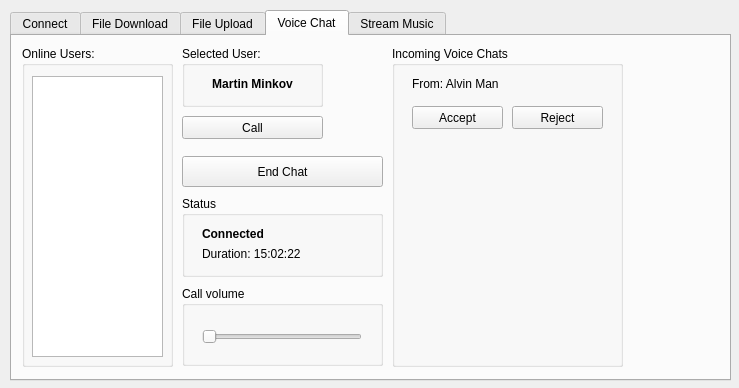
Before: the Qt Designer form Client/client.ui in MartinMinkov/Comm-Audio, drawn with Qt 5.
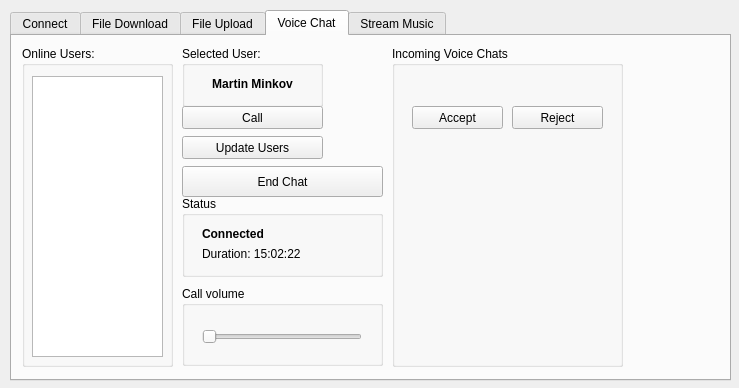
After: the same form once the commit is applied. The open tabs and pages were chosen to show the change.

Commit message: Fixed Voice chat thread creation to be done at application launch. Added updating user sending & updating GUI on vc connect

Diff of the .ui file:
```diff
--- a/Client/client.ui
+++ b/Client/client.ui
@@ -614,7 +614,7 @@
      <property name="geometry">
       <rect>
        <x>170</x>
-       <y>120</y>
+       <y>130</y>
        <width>201</width>
        <height>31</height>
       </rect>
@@ -751,7 +751,7 @@
        </rect>
       </property>
       <property name="text">
-       <string>From: Alvin Man</string>
+       <string/>
       </property>
      </widget>
      <widget class="QPushButton" name="pushButton_4">
@@ -785,7 +785,7 @@
      <property name="geometry">
       <rect>
        <x>170</x>
-       <y>80</y>
+       <y>70</y>
        <width>141</width>
        <height>23</height>
       </rect>
@@ -794,6 +794,19 @@
       <string>Call</string>
      </property>
     </widget>
+    <widget class="QPushButton" name="updateVoiceUsersButton">
+     <property name="geometry">
+      <rect>
+       <x>170</x>
+       <y>100</y>
+       <width>141</width>
+       <height>23</height>
+      </rect>
+     </property>
+     <property name="text">
+      <string>Update Users</string>
+     </property>
+    </widget>
    </widget>
    <widget class="QWidget" name="streamTab">
     <attribute name="title">
```
Left out of the diff: 10 changed lines with no effect on the pictures. The commit also changes 14 other files.
